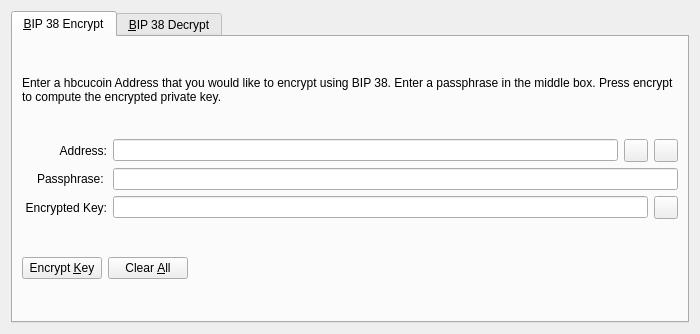
First picture: the form in src/qt/forms/bip38tooldialog.ui, repository scolemanhopehouse/HBCUR, before the edit.
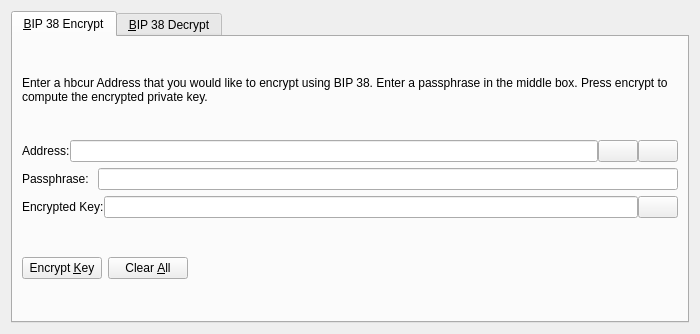
Second picture: the form after the edit. The open tabs and pages were chosen to show the change. Icons and pictures are not drawn. Custom widgets are drawn as their Qt base class.

What changed in the file:
```diff
--- a/src/qt/forms/bip38tooldialog.ui
+++ b/src/qt/forms/bip38tooldialog.ui
@@ -30,7 +30,7 @@
        <item>
         <widget class="QLabel" name="infoLabel_ENC">
          <property name="text">
-          <string>Enter a hbcucoin Address that you would like to encrypt using BIP 38. Enter a passphrase in the middle box. Press encrypt to compute the encrypted private key.</string>
+          <string>Enter a hbcur Address that you would like to encrypt using BIP 38. Enter a passphrase in the middle box. Press encrypt to compute the encrypted private key.</string>
          </property>
          <property name="textFormat">
           <enum>Qt::PlainText</enum>
@@ -42,17 +42,11 @@
        </item>
        <item>
         <layout class="QHBoxLayout" name="horizontalLayout_1_ENC">
+         <property name="spacing">
+          <number>0</number>
+         </property>
          <item>
           <widget class="QLabel" name="label_5">
-           <property name="alignment">
-            <set>Qt::AlignRight|Qt::AlignTrailing|Qt::AlignVCenter</set>
-           </property>
-           <property name="minimumSize">
-            <size>
-             <width>85</width>
-             <height>0</height>
-            </size>
-           </property>
            <property name="text">
             <string>Address:</string>
            </property>
@@ -66,7 +60,7 @@
           </widget>
          </item>
          <item>
-          <widget class="QToolButton" name="addressBookButton_ENC">
+          <widget class="QPushButton" name="addressBookButton_ENC">
            <property name="toolTip">
             <string>Choose previously used address</string>
            </property>
@@ -80,10 +74,13 @@
            <property name="shortcut">
             <string>Alt+A</string>
            </property>
+           <property name="autoDefault">
+            <bool>false</bool>
+           </property>
           </widget>
          </item>
          <item>
-          <widget class="QToolButton" name="pasteButton_ENC">
+          <widget class="QPushButton" name="pasteButton_ENC">
            <property name="toolTip">
             <string>Paste address from clipboard</string>
            </property>
@@ -97,6 +94,9 @@
            <property name="shortcut">
             <string>Alt+P</string>
            </property>
+           <property name="autoDefault">
+            <bool>false</bool>
+           </property>
           </widget>
          </item>
         </layout>
@@ -105,15 +105,6 @@
         <layout class="QHBoxLayout" name="horizontalLayout_5">
          <item>
           <widget class="QLabel" name="label_6">
-           <property name="alignment">
-            <set>Qt::AlignRight|Qt::AlignTrailing|Qt::AlignVCenter</set>
-           </property>
-           <property name="minimumSize">
-            <size>
-             <width>85</width>
-             <height>0</height>
-            </size>
-           </property>
            <property name="text">
             <string>Passphrase: </string>
            </property>
@@ -130,17 +121,11 @@
        </item>
        <item>
         <layout class="QHBoxLayout" name="horizontalLayout_2_ENC">
+         <property name="spacing">
+          <number>0</number>
+         </property>
          <item>
           <widget class="QLabel" name="encryptedKeyLabel_ENC">
-           <property name="alignment">
-            <set>Qt::AlignRight|Qt::AlignTrailing|Qt::AlignVCenter</set>
-           </property>
-           <property name="minimumSize">
-            <size>
-             <width>85</width>
-             <height>0</height>
-            </size>
-           </property>
            <property name="text">
             <string>Encrypted Key:</string>
            </property>
@@ -162,7 +147,7 @@
           </widget>
          </item>
          <item>
-          <widget class="QToolButton" name="copyKeyButton_ENC">
+          <widget class="QPushButton" name="copyKeyButton_ENC">
            <property name="toolTip">
             <string>Copy the current signature to the system clipboard</string>
            </property>
@@ -173,6 +158,9 @@
             <iconset resource="../hbcucoin.qrc">
              <normaloff>:/icons/editcopy</normaloff>:/icons/editcopy</iconset>
            </property>
+           <property name="autoDefault">
+            <bool>false</bool>
+           </property>
           </widget>
          </item>
         </layout>
```
Left out of the diff: 66 changed lines with no effect on the pictures.
